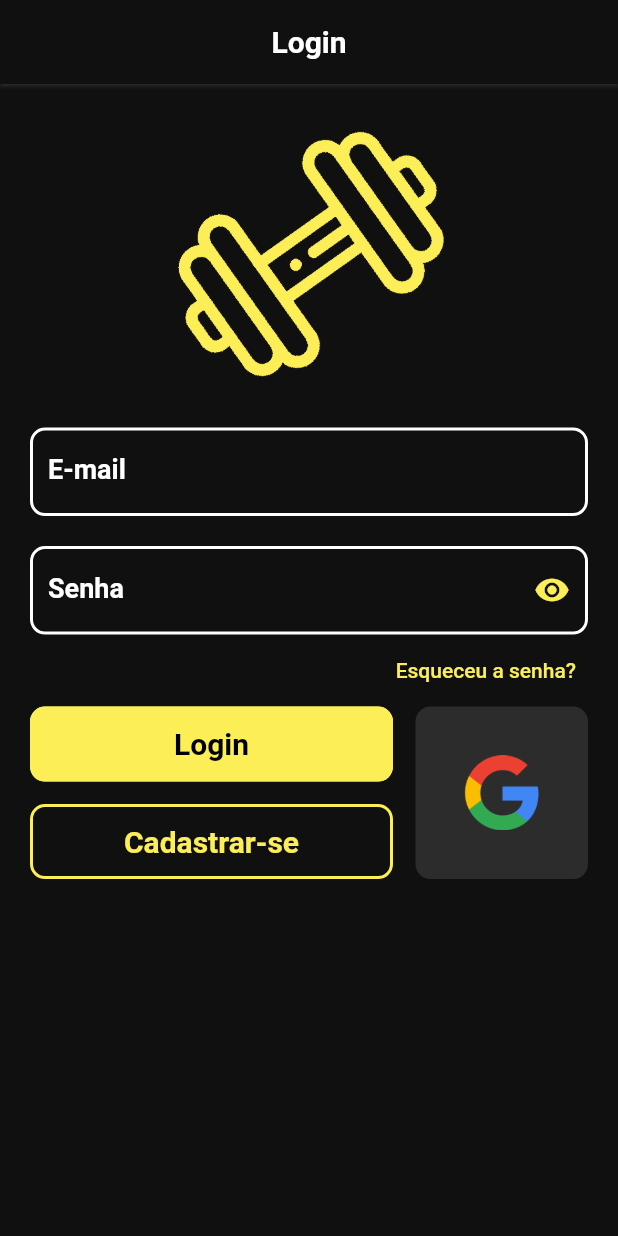
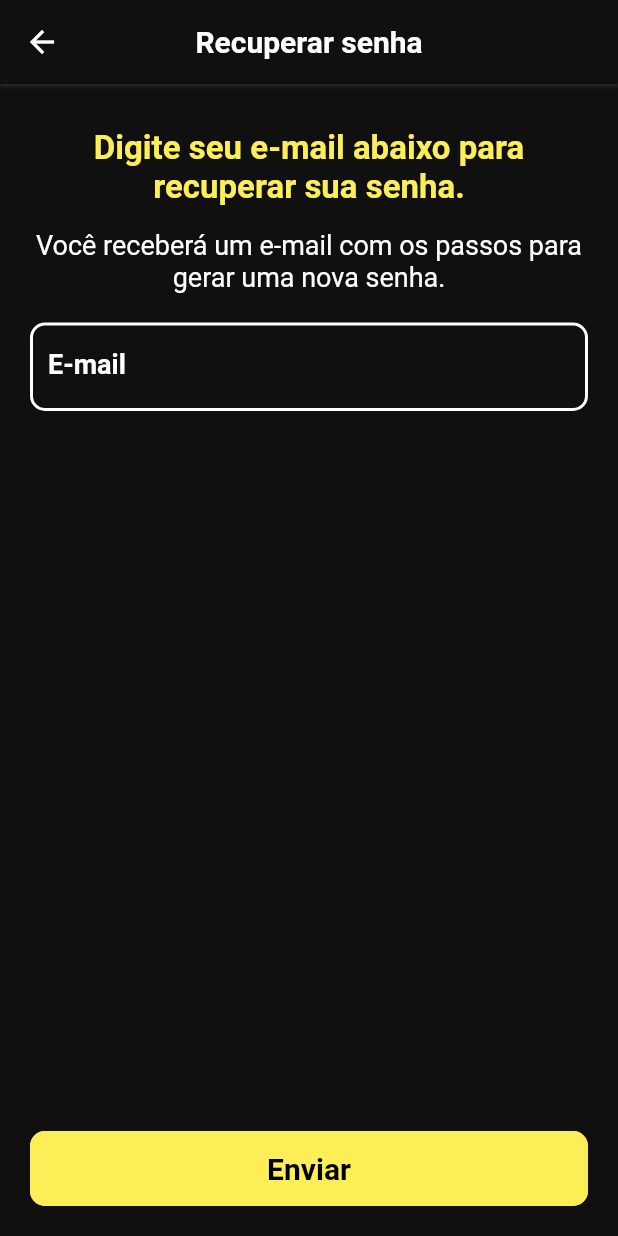
Before and after one commit to TalisTM/fit_training_clean, a Flutter app: the screen it shows after launch, after a tap on "Esqueceu a senha?", on a phone screen of 412 x 824 dp. Run offline on Flutter 3.47's test engine with Material 2 defaults, Android fonts, the phone set to English and light mode, and no system bars; our stand-ins replace cloud_firestore, connectivity_plus, dartz, firebase_auth, firebase_core, flutter_mobx and 4 more; accounts and stored records are empty; generated files the repository leaves out were written again.

Commit message:
recover password

```diff
--- a/lib/app/modules/login/data/datasources/login_datasource.dart
+++ b/lib/app/modules/login/data/datasources/login_datasource.dart
@@ -4,4 +4,6 @@ abstract class LoginDatasource {
   Future<UserModel> loginEmail({required String email, required String password});
 
   Future<UserModel> loginGoogle();
+
+  Future<void> recoverPassword({required String email});
 }
--- a/lib/app/modules/login/domain/errors/errors.dart
+++ b/lib/app/modules/login/domain/errors/errors.dart
@@ -13,3 +13,9 @@ class ErrorLoginGoogle implements FailureLogin {
   String message;
   ErrorLoginGoogle({this.message = ""});
 }
+
+class ErrorRecoverPassword implements FailureLogin {
+  @override
+  String message;
+  ErrorRecoverPassword({this.message = ""});
+}
--- a/lib/app/modules/login/domain/repositories/login_repository.dart
+++ b/lib/app/modules/login/domain/repositories/login_repository.dart
@@ -9,4 +9,6 @@ abstract class LoginRepository {
   });
 
   Future<Either<FailureLogin, UserEntity>> loginGoogle();
+
+  Future<Either<FailureLogin, Unit>> recoverPassword({required String email});
 }
--- a/lib/app/modules/login/external/datasources/firebase_login_datasource_impl.dart
+++ b/lib/app/modules/login/external/datasources/firebase_login_datasource_impl.dart
@@ -47,4 +47,9 @@ class FirebaseLoginDatasourceImpl implements LoginDatasource {
       workouts: [],
     );
   }
+
+  @override
+  Future<void> recoverPassword({required String email}) async {
+    return await auth.sendPasswordResetEmail(email: email);
+  }
 }
--- a/lib/app/modules/login/presenter/pages/login/login_page.dart
+++ b/lib/app/modules/login/presenter/pages/login/login_page.dart
@@ -95,7 +95,7 @@ class _LoginPageState extends State<LoginPage> {
                 children: [
                   CustomTextButton(
                     label: "Esqueceu a senha?",
-                    onPressed: () {},
+                    onPressed: () => Modular.to.pushNamed("/login/recover-password"),
                   ),
                 ],
               ),
@@ -123,7 +123,7 @@ class _LoginPageState extends State<LoginPage> {
                     AspectRatio(
                       aspectRatio: 1,
                       child: TextButton(
-                        onPressed: store.enterGoogle,
+                        onPressed: store.onEnterGoogle,
                         child: Padding(
                           padding: const EdgeInsets.all(10),
                           child: Image.asset(
--- /dev/null
+++ b/lib/app/modules/login/presenter/pages/recover_password/recover_password_page.dart
@@ -0,0 +1,156 @@
+import 'package:fit_training_clean/app/core/components/custom_elevated_button.dart';
+import 'package:fit_training_clean/app/core/components/custom_textfield.dart';
+import 'package:fit_training_clean/app/core/components/show_error.dart';
+import 'package:fit_training_clean/app/core/components/show_loading.dart';
+import 'package:fit_training_clean/app/core/utils/status.dart';
+import 'package:fit_training_clean/app/modules/login/presenter/pages/recover_password/recover_password_store.dart';
+import 'package:flutter/material.dart';
+import 'package:flutter_mobx/flutter_mobx.dart';
+import 'package:flutter_modular/flutter_modular.dart';
+
+class RecoverPasswordPage extends StatefulWidget {
+  const RecoverPasswordPage({Key? key}) : super(key: key);
+
+  @override
+  State<RecoverPasswordPage> createState() => _RecoverPasswordPageState();
+}
+
+class _RecoverPasswordPageState extends State<RecoverPasswordPage> {
+  RecoverPasswordStore store = Modular.get<RecoverPasswordStore>();
+
+  late final TextEditingController emailController;
+
+  @override
+  void initState() {
+    super.initState();
+
+    emailController = TextEditingController(text: store.email);
+  }
+
+  @override
+  Widget build(BuildContext context) {
+    return Scaffold(
+      appBar: AppBar(
+        title: const Text("Recuperar senha"),
+        centerTitle: true,
+      ),
+      body: Observer(
+        builder: (context) {
+          if (store.status == Status.loading) {
+            return const ShowLoading();
+          }
+          if (store.status == Status.failure) {
+            return ShowError(
+              title: "Ocorreu um erro",
+              content: store.failureText,
+              onPressed: () => store.setStatus(Status.initial),
+            );
+          }
+          if (store.status == Status.success) {
+            return SingleChildScrollView(
+              padding: const EdgeInsets.symmetric(horizontal: 20),
+              child: ConstrainedBox(
+                constraints: BoxConstraints(
+                  minHeight:
+                      MediaQuery.of(context).size.height - Scaffold.of(context).appBarMaxHeight!,
+                ),
+                child: Column(
+                  crossAxisAlignment: CrossAxisAlignment.stretch,
+                  mainAxisAlignment: MainAxisAlignment.spaceBetween,
+                  children: [
+                    const SizedBox(height: 30),
+                    Text(
+                      "E-mail enviado com sucesso!",
+                      textAlign: TextAlign.center,
+                      style: TextStyle(
+                        color: Theme.of(context).primaryColor,
+                        fontSize: 22,
+                        fontWeight: FontWeight.w700,
+                      ),
+                    ),
+                    Row(
+                      mainAxisAlignment: MainAxisAlignment.center,
+                      children: [
+                        Padding(
+                          padding: const EdgeInsets.symmetric(vertical: 20),
+                          child: Image.asset(
+                            "assets/images/logo.png",
+                            width: MediaQuery.of(context).size.width * 0.5,
+                          ),
+                        ),
+                      ],
+                    ),
+                    Text(
+                      "Um e-mail foi enviado para \"${store.email}\". Confira em sua caixa de e-mails os passos para gerar uma nova senha.",
+                      textAlign: TextAlign.center,
+                      style: const TextStyle(color: Colors.white, fontSize: 18),
+                    ),
+                    CustomElevatedButton.outlined(
+                      margin: const EdgeInsets.symmetric(vertical: 20),
+                      label: "Ok",
+                      onPressed: () {
+                        Modular.to.pop();
+                        store.setStatus(Status.initial);
+                      },
+                    ),
+                  ],
+                ),
+              ),
+            );
+          }
+          return SingleChildScrollView(
+            padding: const EdgeInsets.symmetric(horizontal: 20),
+            child: ConstrainedBox(
+              constraints: BoxConstraints(
+                minHeight:
+                    MediaQuery.of(context).size.height - Scaffold.of(context).appBarMaxHeight!,
+              ),
+              child: Column(
+                crossAxisAlignment: CrossAxisAlignment.stretch,
+                mainAxisAlignment: MainAxisAlignment.spaceBetween,
+                children: [
+                  Column(
+                    children: [
+                      const SizedBox(height: 30),
+                      Text(
+                        "Digite seu e-mail abaixo para recuperar sua senha.",
+                        textAlign: TextAlign.center,
+                        style: TextStyle(
+                          color: Theme.of(context).primaryColor,
+                          fontSize: 22,
+                          fontWeight: FontWeight.w700,
+                        ),
+                      ),
+                      const SizedBox(height: 15),
+                      const Text(
+                        "Você receberá um e-mail com os passos para gerar uma nova senha.",
+                        textAlign: TextAlign.center,
+                        style: TextStyle(color: Colors.white, fontSize: 18),
+                      ),
+                      Form(
+                        key: store.key,
+                        child: CustomTextfield(
+                          padding: const EdgeInsets.only(top: 20),
+                          controller: emailController,
+                          labelText: "E-mail",
+                          onChanged: store.setEmail,
+                          hintText: "example@gmail.com",
+                          validator: store.validatorEmail,
+                        ),
+                      ),
+                    ],
+                  ),
+                  CustomElevatedButton(
+                    margin: const EdgeInsets.symmetric(vertical: 20),
+                    label: "Enviar",
+                    onPressed: store.onRecoverPassord,
+                  )
+                ],
+              ),
+            ),
+          );
+        },
+      ),
+    );
+  }
+}
--- a/lib/app/modules/register/presenter/pages/register/register_page.dart
+++ b/lib/app/modules/register/presenter/pages/register/register_page.dart
@@ -61,7 +61,7 @@ class _RegisterPageState extends State<RegisterPage> {
                   mainAxisAlignment: MainAxisAlignment.center,
                   children: [
                     Padding(
-                      padding: const EdgeInsets.only(top: 40, bottom: 40),
+                      padding: const EdgeInsets.only(top: 20, bottom: 40),
                       child: Image.asset(
                         "assets/images/logo.png",
                         color: Theme.of(context).primaryColor,
```
Also changed, not shown: lib/app/core/components/show_error.dart (+13 -3 lines), lib/app/modules/home/presenter/pages/home_store.dart (+6 -2 lines), lib/app/modules/login/data/repositories/login_repository_impl.dart (+10 -0 lines), lib/app/modules/login/domain/usecases/recover_password_usecase.dart (added, +23 -0 lines), lib/app/modules/login/login_module.dart (+13 -2 lines), lib/app/modules/login/presenter/pages/login/login_store.dart (+11 -2 lines), lib/app/modules/login/presenter/pages/recover_password/recover_password_store.dart (added, +71 -0 lines), lib/app/modules/login/presenter/pages/recover_password/recover_password_store.g.dart (added), 6 other files.
